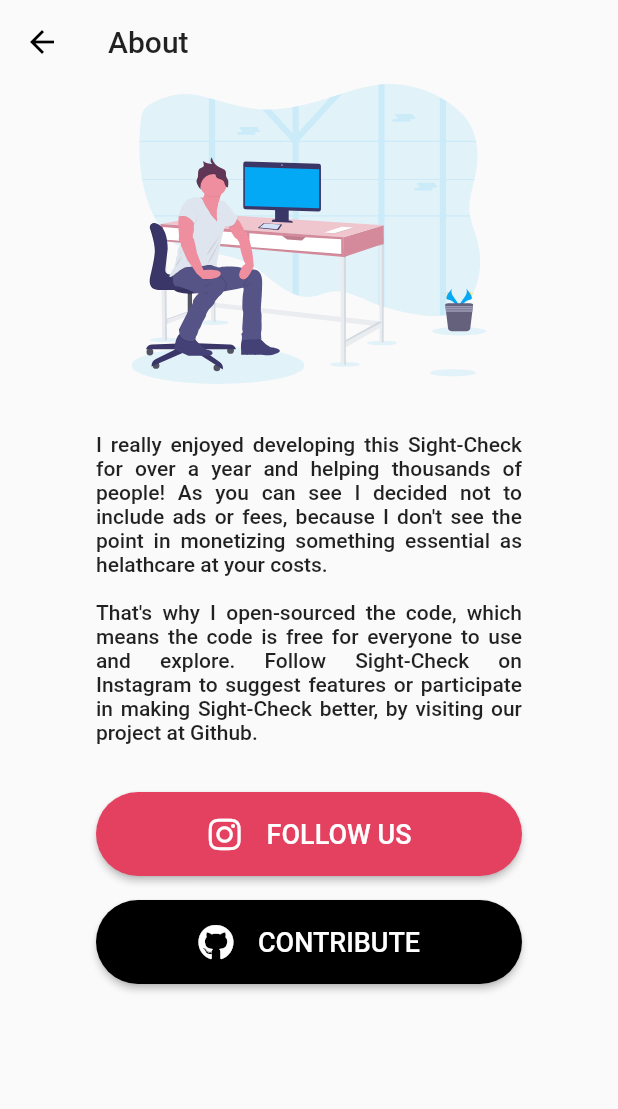
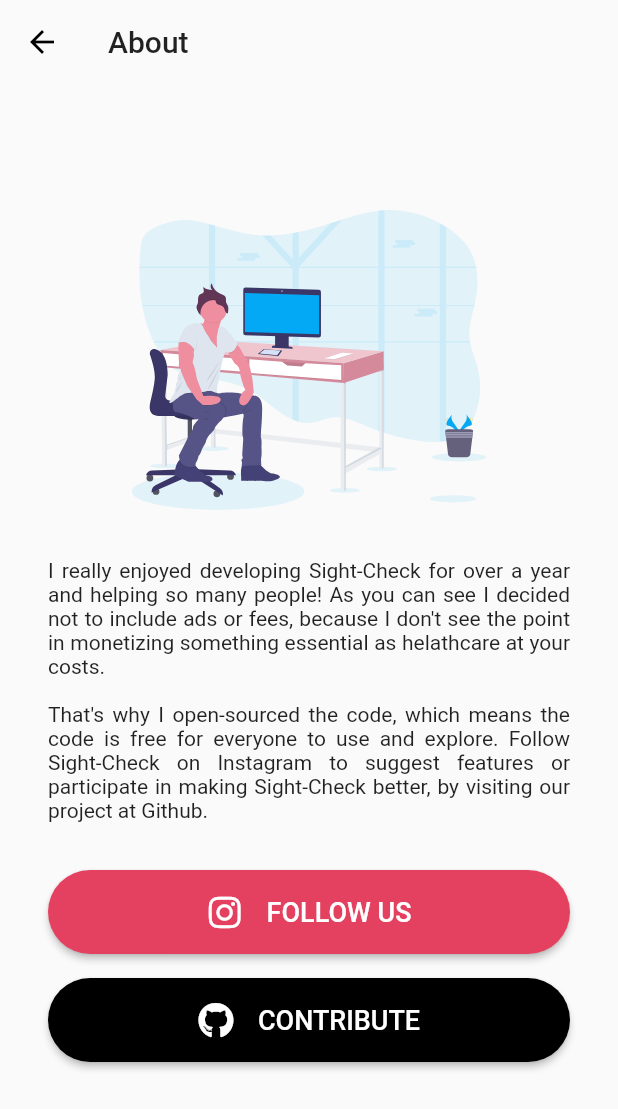
Before and after one commit to binc0/sight-check, a Flutter app: the AboutPage screen opened directly, on a phone screen of 412 x 824 dp. Shown: the top 1109 px of the screen. Run offline on Flutter 3.47's test engine with Material 2 defaults, Android fonts, the phone set to English and light mode, and no system bars; our stand-ins replace flutter_svg, font_awesome_flutter, share; missing offline and left inert: launch_review.

Commit message:
Adjusted Sizes to smaller screens

```diff
--- a/lib/AboutPage.dart
+++ b/lib/AboutPage.dart
@@ -19,23 +19,23 @@ class AboutPage extends StatelessWidget {
             onPressed: () => Navigator.pop(context, false),
           )),
       body: Container(
-        margin: EdgeInsets.only(left: 64, right: 64, bottom: 64),
+        alignment: Alignment.center,
+        margin: EdgeInsets.only(top: 16, right: 32, bottom: 32, left: 32),
         child: SingleChildScrollView(
           child: Column(
             mainAxisAlignment: MainAxisAlignment.center,
             children: <Widget>[
               SvgPicture.asset(
                 "assets/graphics/work.svg",
-                semanticsLabel: 'Acme Logo',
                 height: 200,
               ),
               Container(
                 height: 32,
               ),
               Text(
-                "I really enjoyed developing this Sight-Check for over a year and helping thousands of people! As you can see I decided not to include ads or fees, because I don't see the point in monetizing something essential as helathcare at your costs.\n\nThat's why I open-sourced the code, which means the code is free for everyone to use and explore. Follow Sight-Check on Instagram to suggest features or participate in making Sight-Check better, by visiting our project at Github.",
+                "I really enjoyed developing Sight-Check for over a year and helping so many people! As you can see I decided not to include ads or fees, because I don't see the point in monetizing something essential as helathcare at your costs.\n\nThat's why I open-sourced the code, which means the code is free for everyone to use and explore. Follow Sight-Check on Instagram to suggest features or participate in making Sight-Check better, by visiting our project at Github.",
                 textAlign: TextAlign.justify,
-                style: Theme.of(context).textTheme.body2,
+                style: Theme.of(context).textTheme.body1,
               ),
               Container(
                 height: 32,
@@ -45,6 +45,9 @@ class AboutPage extends StatelessWidget {
                 height: 16,
               ),
               GithubButton(),
+              Container(
+                height: 16,
+              ),
             ],
           ),
         ),
--- a/lib/HomePage.dart
+++ b/lib/HomePage.dart
@@ -43,7 +43,7 @@ class _HomePageState extends State<HomePage> {
         margin: EdgeInsets.all(16),
         child: Center(
           child: Container(
-            height: MediaQuery.of(context).size.height * 0.6,
+            height: MediaQuery.of(context).size.height * 0.7,
             child: PageView(
               scrollDirection: Axis.horizontal,
               children: <Widget>[
```
